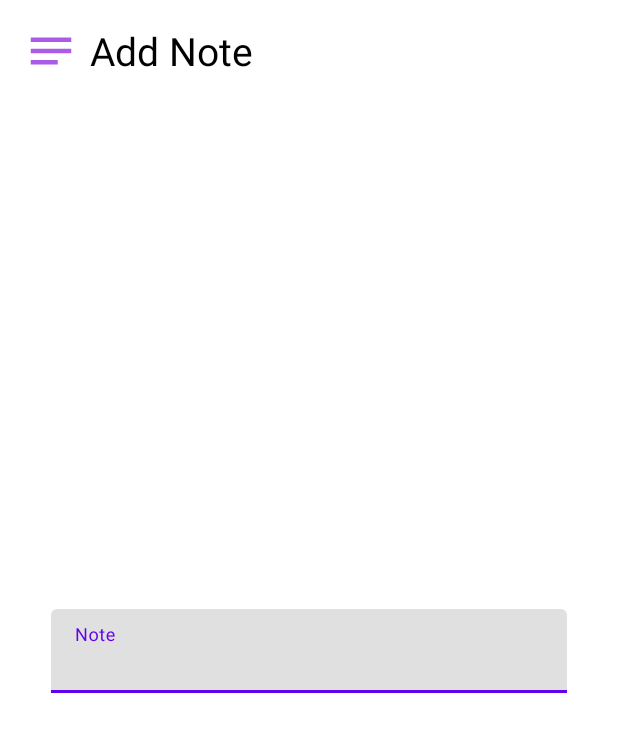
After one commit to DimaMykhnevych/StoreAndDeliver.Mobile, an Android app: the layout add_session_note_dialog.xml on its own in the app's theme, with its tools: preview values and no code run, on a phone screen of 412 x 824 dp. The commit adds this screen. Shown: the top 732 px of the screen. Run offline under Robolectric (Android 15) with nearby library versions, the phone set to English and light mode, and no system bars.

Commit message:
Add ability to add notes for cargo

```diff
--- /dev/null
+++ b/app/src/main/res/layout/add_session_note_dialog.xml
@@ -0,0 +1,46 @@
+<?xml version="1.0" encoding="utf-8"?>
+<androidx.constraintlayout.widget.ConstraintLayout xmlns:android="http://schemas.android.com/apk/res/android"
+    android:layout_width="match_parent"
+    android:layout_height="match_parent"
+    xmlns:app="http://schemas.android.com/apk/res-auto"
+    android:layout_margin="8dp">
+    <ImageView
+        android:id="@+id/add_notes_icon"
+        android:layout_width="wrap_content"
+        android:layout_height="wrap_content"
+        app:layout_constraintTop_toTopOf="parent"
+        app:layout_constraintEnd_toStartOf="@id/add_notes_dialog_header"
+        app:layout_constraintStart_toStartOf="parent"
+        android:layout_margin="8dp"
+        android:background="@drawable/ic_notes"/>
+    <TextView
+        android:id="@+id/add_notes_dialog_header"
+        android:layout_width="wrap_content"
+        android:layout_height="wrap_content"
+        app:layout_constraintStart_toEndOf="@id/add_notes_icon"
+        app:layout_constraintRight_toRightOf="parent"
+        app:layout_constraintTop_toTopOf="parent"
+        android:text="@string/add_note"
+        android:textColor="@color/black"
+        android:textSize="26sp"
+        android:layout_margin="8dp"
+        />
+
+    <com.google.android.material.textfield.TextInputLayout
+        android:layout_width="match_parent"
+        android:layout_height="wrap_content"
+        style="@style/Widget.MaterialComponents.Button.OutlinedButton"
+        app:layout_constraintTop_toBottomOf="@id/add_notes_dialog_header"
+        app:layout_constraintBottom_toBottomOf="parent"
+        android:layout_margin="10dp">
+        <androidx.appcompat.widget.AppCompatEditText
+            android:id="@+id/et_add_note"
+            android:layout_width="match_parent"
+            android:layout_height="wrap_content"
+            android:hint="@string/note"
+            android:inputType="textCapWords"
+            android:textColor="#363A43"
+            android:textColorHint="#7A8089"
+            />
+    </com.google.android.material.textfield.TextInputLayout>
+</androidx.constraintlayout.widget.ConstraintLayout>
--- a/app/src/main/res/values/strings.xml
+++ b/app/src/main/res/values/strings.xml
@@ -117,5 +117,7 @@
     <string name="close">Close</string>
     <string name="complete">Complete</string>
     <string name="add_note">Add Note</string>
+    <string name="note">Note</string>
+    <string name="add_note_success">Note was successfully added</string>
 
 </resources>
```
Also changed, not shown: app/src/main/java/com/example/storeanddeliver/dialogs/AddSessionNoteDialog.kt (added, +35 -0 lines), app/src/main/java/com/example/storeanddeliver/listAdapters/RequestsAdapter.kt (+37 -4 lines), app/src/main/java/com/example/storeanddeliver/listAdapters/SessionNotesAdapter.kt (+8 -1 lines), app/src/main/java/com/example/storeanddeliver/models/AddCargoSessionNoteModel.kt (added, +11 -0 lines), app/src/main/java/com/example/storeanddeliver/services/CargoSessionNotesService.kt (+26 -4 lines), 1 other file.
